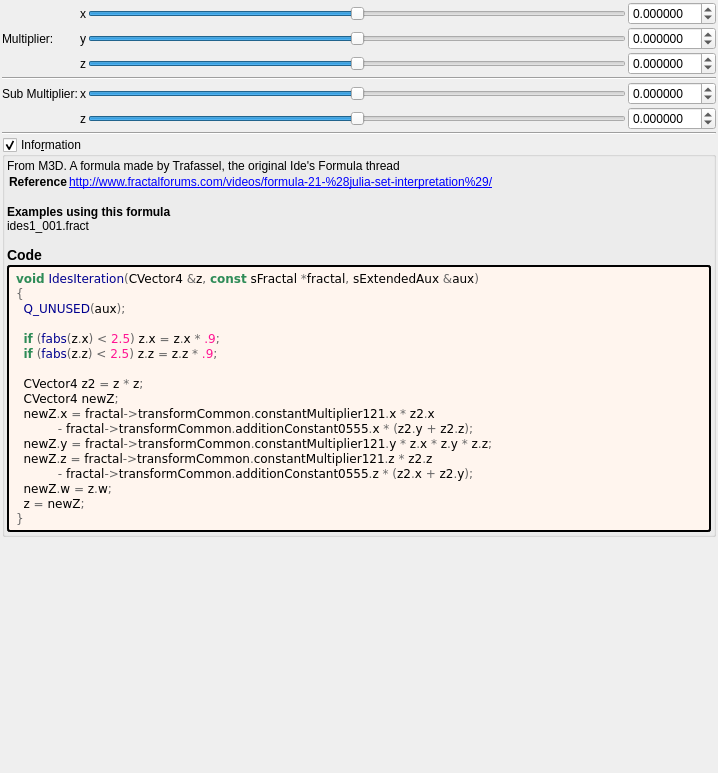
Old version of the form mandelbulber2/formula/ui/fractal_ides.ui in the repository buddhi1980/mandelbulber2.
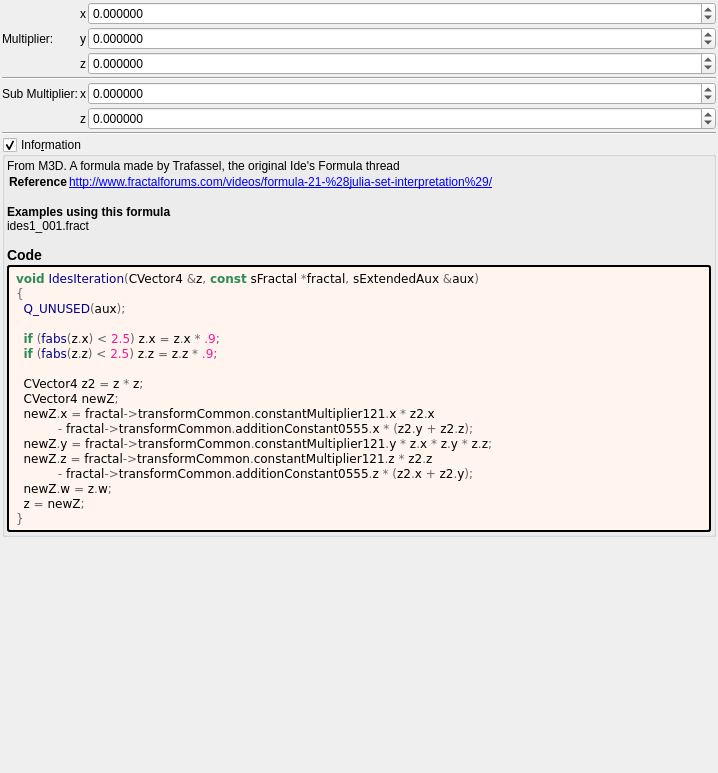
New version of the form. Custom widgets are drawn as their Qt base class.

Commit message: Cleaned up more fractal formula UIs

Patch:
```diff
--- a/mandelbulber2/formula/ui/fractal_ides.ui
+++ b/mandelbulber2/formula/ui/fractal_ides.ui
@@ -30,153 +30,91 @@
     <number>2</number>
    </property>
    <item>
-    <layout class="QGridLayout" name="gridLayout_64">
+    <layout class="QGridLayout" name="gridLayout_64" columnstretch="0,0,0,1">
      <property name="spacing">
       <number>2</number>
      </property>
-     <item row="6" column="3">
-      <widget class="QSlider" name="slider3_transf_addition_constant_0555_z">
-       <property name="sizePolicy">
-        <sizepolicy hsizetype="Expanding" vsizetype="Maximum">
-         <horstretch>0</horstretch>
-         <verstretch>0</verstretch>
-        </sizepolicy>
-       </property>
-       <property name="minimum">
-        <number>-2000000</number>
-       </property>
-       <property name="maximum">
-        <number>2000000</number>
-       </property>
-       <property name="value">
-        <number>0</number>
-       </property>
-       <property name="sliderPosition">
-        <number>0</number>
-       </property>
-       <property name="orientation">
-        <enum>Qt::Horizontal</enum>
-       </property>
-      </widget>
-     </item>
-     <item row="1" column="4">
-      <widget class="MyDoubleSpinBox" name="spinbox3_transf_constant_multiplier_121_x">
-       <property name="sizePolicy">
-        <sizepolicy hsizetype="Minimum" vsizetype="Maximum">
-         <horstretch>0</horstretch>
-         <verstretch>0</verstretch>
-        </sizepolicy>
-       </property>
-       <property name="prefix">
-        <string/>
-       </property>
-       <property name="suffix">
-        <string/>
-       </property>
-       <property name="decimals">
-        <number>6</number>
-       </property>
-       <property name="minimum">
-        <double>-99.989999999999995</double>
-       </property>
-       <property name="maximum">
-        <double>99.989999999999995</double>
-       </property>
-       <property name="singleStep">
-        <double>0.100000000000000</double>
-       </property>
-      </widget>
-     </item>
-     <item row="2" column="1">
-      <widget class="QLabel" name="label_267">
-       <property name="text">
-        <string>Multiplier:</string>
-       </property>
-      </widget>
-     </item>
-     <item row="2" column="4">
-      <widget class="MyDoubleSpinBox" name="spinbox3_transf_constant_multiplier_121_y">
-       <property name="sizePolicy">
-        <sizepolicy hsizetype="Minimum" vsizetype="Maximum">
-         <horstretch>0</horstretch>
-         <verstretch>0</verstretch>
-        </sizepolicy>
-       </property>
-       <property name="prefix">
-        <string/>
-       </property>
-       <property name="suffix">
-        <string/>
-       </property>
-       <property name="decimals">
-        <number>6</number>
-       </property>
-       <property name="minimum">
-        <double>-99.989999999999995</double>
-       </property>
-       <property name="maximum">
-        <double>99.989999999999995</double>
-       </property>
-       <property name="singleStep">
-        <double>0.100000000000000</double>
-       </property>
-      </widget>
-     </item>
-     <item row="7" column="1" colspan="4">
-      <widget class="Line" name="line_59">
-       <property name="orientation">
-        <enum>Qt::Horizontal</enum>
-       </property>
-      </widget>
-     </item>
      <item row="2" column="3">
-      <widget class="QSlider" name="slider3_transf_constant_multiplier_121_y">
+      <widget class="MyDoubleSpinBox" name="spinbox3_transf_constant_multiplier_121_y">
        <property name="sizePolicy">
-        <sizepolicy hsizetype="Expanding" vsizetype="Maximum">
+        <sizepolicy hsizetype="Minimum" vsizetype="Maximum">
          <horstretch>0</horstretch>
          <verstretch>0</verstretch>
         </sizepolicy>
        </property>
+       <property name="prefix">
+        <string/>
+       </property>
+       <property name="suffix">
+        <string/>
+       </property>
+       <property name="decimals">
+        <number>6</number>
+       </property>
        <property name="minimum">
-        <number>-5000000</number>
+        <double>-99.989999999999995</double>
        </property>
        <property name="maximum">
-        <number>5000000</number>
+        <double>99.989999999999995</double>
        </property>
        <property name="singleStep">
-        <number>1</number>
+        <double>0.100000000000000</double>
        </property>
-       <property name="orientation">
-        <enum>Qt::Horizontal</enum>
-       </property>
       </widget>
      </item>
-     <item row="1" column="3">
-      <widget class="QSlider" name="slider3_transf_constant_multiplier_121_x">
+     <item row="3" column="3">
+      <widget class="MyDoubleSpinBox" name="spinbox3_transf_constant_multiplier_121_z">
        <property name="sizePolicy">
-        <sizepolicy hsizetype="Preferred" vsizetype="Preferred">
+        <sizepolicy hsizetype="Minimum" vsizetype="Maximum">
          <horstretch>0</horstretch>
          <verstretch>0</verstretch>
         </sizepolicy>
        </property>
+       <property name="prefix">
+        <string/>
+       </property>
+       <property name="suffix">
+        <string/>
+       </property>
+       <property name="decimals">
+        <number>6</number>
+       </property>
        <property name="minimum">
-        <number>-5000000</number>
+        <double>-99.989999999999995</double>
        </property>
        <property name="maximum">
-        <number>5000000</number>
+        <double>99.989999999999995</double>
        </property>
        <property name="singleStep">
-        <number>1</number>
+        <double>0.100000000000000</double>
        </property>
-       <property name="orientation">
-        <enum>Qt::Horizontal</enum>
-       </property>
       </widget>
      </item>
-     <item row="4" column="1" colspan="4">
-      <widget class="Line" name="line_56">
-       <property name="orientation">
-        <enum>Qt::Horizontal</enum>
+     <item row="5" column="3">
+      <widget class="MyDoubleSpinBox" name="spinbox3_transf_addition_constant_0555_x">
+       <property name="sizePolicy">
+        <sizepolicy hsizetype="Minimum" vsizetype="Maximum">
+         <horstretch>0</horstretch>
+         <verstretch>0</verstretch>
+        </sizepolicy>
+       </property>
+       <property name="prefix">
+        <string/>
+       </property>
+       <property name="suffix">
+        <string/>
+       </property>
+       <property name="decimals">
+        <number>6</number>
+       </property>
+       <property name="minimum">
+        <double>-99.998999999999995</double>
+       </property>
+       <property name="maximum">
+        <double>99.998999999999995</double>
+       </property>
+       <property name="singleStep">
+        <double>0.100000000000000</double>
        </property>
       </widget>
      </item>
@@ -187,6 +125,13 @@
        </property>
       </widget>
      </item>
+     <item row="7" column="1" colspan="3">
+      <widget class="Line" name="line_59">
+       <property name="orientation">
+        <enum>Qt::Horizontal</enum>
+       </property>
+      </widget>
+     </item>
      <item row="5" column="2">
       <widget class="QLabel" name="label_258">
        <property name="text">
@@ -194,70 +139,6 @@
        </property>
       </widget>
      </item>
-     <item row="3" column="4">
-      <widget class="MyDoubleSpinBox" name="spinbox3_transf_constant_multiplier_121_z">
-       <property name="sizePolicy">
-        <sizepolicy hsizetype="Minimum" vsizetype="Maximum">
-         <horstretch>0</horstretch>
-         <verstretch>0</verstretch>
-        </sizepolicy>
-       </property>
-       <property name="prefix">
-        <string/>
-       </property>
-       <property name="suffix">
-        <string/>
-       </property>
-       <property name="decimals">
-        <number>6</number>
-       </property>
-       <property name="minimum">
-        <double>-99.989999999999995</double>
-       </property>
-       <property name="maximum">
-        <double>99.989999999999995</double>
-       </property>
-       <property name="singleStep">
-        <double>0.100000000000000</double>
-       </property>
-      </widget>
-     </item>
-     <item row="3" column="3">
-      <widget class="QSlider" name="slider3_transf_constant_multiplier_121_z">
-       <property name="sizePolicy">
-        <sizepolicy hsizetype="Expanding" vsizetype="Maximum">
-         <horstretch>0</horstretch>
-         <verstretch>0</verstretch>
-        </sizepolicy>
-       </property>
-       <property name="minimum">
-        <number>-5000000</number>
-       </property>
-       <property name="maximum">
-        <number>5000000</number>
-       </property>
-       <property name="singleStep">
-        <number>1</number>
-       </property>
-       <property name="orientation">
-        <enum>Qt::Horizontal</enum>
-       </property>
-      </widget>
-     </item>
-     <item row="3" column="2">
-      <widget class="QLabel" name="label_266">
-       <property name="text">
-        <string notr="true">z</string>
-       </property>
-      </widget>
-     </item>
-     <item row="1" column="2">
-      <widget class="QLabel" name="label_257">
-       <property name="text">
-        <string notr="true">x</string>
-       </property>
-      </widget>
-     </item>
      <item row="5" column="1">
       <widget class="QLabel" name="label_146">
        <property name="text">
@@ -265,6 +146,48 @@
        </property>
       </widget>
      </item>
+     <item row="1" column="3">
+      <widget class="MyDoubleSpinBox" name="spinbox3_transf_constant_multiplier_121_x">
+       <property name="sizePolicy">
+        <sizepolicy hsizetype="Minimum" vsizetype="Maximum">
+         <horstretch>0</horstretch>
+         <verstretch>0</verstretch>
+        </sizepolicy>
+       </property>
+       <property name="prefix">
+        <string/>
+       </property>
+       <property name="suffix">
+        <string/>
+       </property>
+       <property name="decimals">
+        <number>6</number>
+       </property>
+       <property name="minimum">
+        <double>-99.989999999999995</double>
+       </property>
+       <property name="maximum">
+        <double>99.989999999999995</double>
+       </property>
+       <property name="singleStep">
+        <double>0.100000000000000</double>
+       </property>
+      </widget>
+     </item>
+     <item row="3" column="2">
+      <widget class="QLabel" name="label_266">
+       <property name="text">
+        <string notr="true">z</string>
+       </property>
+      </widget>
+     </item>
+     <item row="4" column="1" colspan="3">
+      <widget class="Line" name="line_56">
+       <property name="orientation">
+        <enum>Qt::Horizontal</enum>
+       </property>
+      </widget>
+     </item>
      <item row="6" column="2">
       <widget class="QLabel" name="label_268">
        <property name="text">
@@ -272,60 +195,14 @@
        </property>
       </widget>
      </item>
-     <item row="5" column="3">
-      <widget class="QSlider" name="slider3_transf_addition_constant_0555_x">
-       <property name="sizePolicy">
-        <sizepolicy hsizetype="Expanding" vsizetype="Maximum">
-         <horstretch>0</horstretch>
-         <verstretch>0</verstretch>
-        </sizepolicy>
+     <item row="1" column="2">
+      <widget class="QLabel" name="label_257">
+       <property name="text">
+        <string notr="true">x</string>
        </property>
-       <property name="minimum">
-        <number>-2000000</number>
-       </property>
-       <property name="maximum">
-        <number>2000000</number>
-       </property>
-       <property name="value">
-        <number>0</number>
-       </property>
-       <property name="sliderPosition">
-        <number>0</number>
-       </property>
-       <property name="orientation">
-        <enum>Qt::Horizontal</enum>
-       </property>
       </widget>
      </item>
-     <item row="5" column="4">
-      <widget class="MyDoubleSpinBox" name="spinbox3_transf_addition_constant_0555_x">
-       <property name="sizePolicy">
-        <sizepolicy hsizetype="Minimum" vsizetype="Maximum">
-         <horstretch>0</horstretch>
-         <verstretch>0</verstretch>
-        </sizepolicy>
-       </property>
-       <property name="prefix">
-        <string/>
-       </property>
-       <property name="suffix">
-        <string/>
-       </property>
-       <property name="decimals">
-        <number>6</number>
-       </property>
-       <property name="minimum">
-        <double>-99.998999999999995</double>
-       </property>
-       <property name="maximum">
-        <double>99.998999999999995</double>
-       </property>
-       <property name="singleStep">
-        <double>0.100000000000000</double>
-       </property>
-      </widget>
-     </item>
-     <item row="6" column="4">
+     <item row="6" column="3">
       <widget class="MyDoubleSpinBox" name="spinbox3_transf_addition_constant_0555_z">
        <property name="sizePolicy">
         <sizepolicy hsizetype="Minimum" vsizetype="Maximum">
@@ -353,6 +230,13 @@
        </property>
       </widget>
      </item>
+     <item row="2" column="1">
+      <widget class="QLabel" name="label_267">
+       <property name="text">
+        <string>Multiplier:</string>
+       </property>
+      </widget>
+     </item>
     </layout>
    </item>
    <item>
```
Left out of the diff: 7 changed lines with no effect on the pictures. The commit also changes 17 other files.
